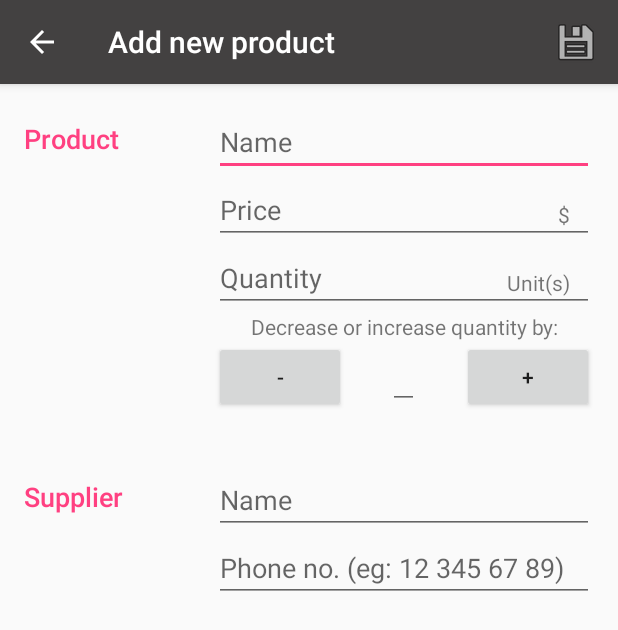
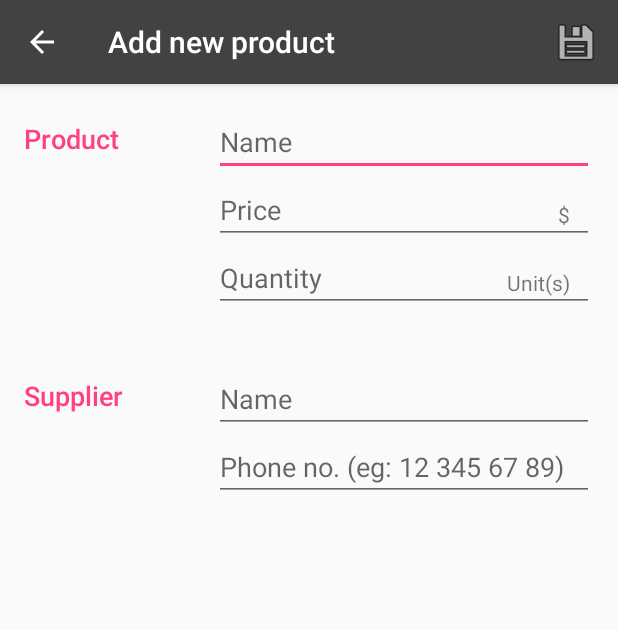
Before and after one commit to GregoryWilusz/ABND_InventoryApp, an Android app: the ProductEditorActivity screen opened directly, with no data from a screen before it, on a phone screen of 412 x 824 dp. Shown: the top 630 px of the screen. Run offline under Robolectric (Android 15) with nearby library versions, the phone set to English and light mode, and no system bars; our stand-ins replace ButterKnife.

Commit message:
Added new value to database (amount to quantity change) and the logic of incr/decr the quantity

```diff
--- a/app/src/main/java/com/example/android/inventoryapp/InventoryActivity.java
+++ b/app/src/main/java/com/example/android/inventoryapp/InventoryActivity.java
@@ -18,7 +18,6 @@ import android.view.Menu;
 import android.view.MenuItem;
 import android.view.View;
 import android.widget.AdapterView;
-import android.widget.Button;
 import android.widget.ListView;
 import android.widget.Toast;
 
--- a/app/src/main/java/com/example/android/inventoryapp/ProductEditorActivity.java
+++ b/app/src/main/java/com/example/android/inventoryapp/ProductEditorActivity.java
@@ -20,6 +20,8 @@ import android.view.MotionEvent;
 import android.view.View;
 import android.widget.Button;
 import android.widget.EditText;
+import android.widget.LinearLayout;
+import android.widget.RelativeLayout;
 import android.widget.TextView;
 import android.widget.Toast;
 
@@ -33,15 +35,25 @@ import butterknife.OnClick;
 public class ProductEditorActivity extends AppCompatActivity implements LoaderManager.LoaderCallbacks<Cursor> {
 
     private EditText mProductName;
-    @BindView(R.id.add_product_name) TextView productNameTextView;
+    @BindView(R.id.add_product_name) EditText productNameEditText;
     private EditText mProductPrice;
-    @BindView(R.id.add_product_price) TextView productPriceTextView;
+    @BindView(R.id.add_product_price) EditText productPriceEditText;
+
+    // Quantity related variables
     private EditText mProductQuantity;
-    @BindView(R.id.add_product_quantity) TextView productQuantityTextView;
+    @BindView(R.id.add_product_quantity) EditText productQuantityEditText;
+    private EditText mAmountToChangeQuantity;
+    @BindView(R.id.change_quantity_section_header) LinearLayout changeQuantitySectionHeader;
+    @BindView(R.id.change_quantity_section) RelativeLayout changeQuantitySection;
+    @BindView(R.id.decrease_increase_by_edit_text) EditText quantityToChangeEditText;
+    @BindView(R.id.button_decrease_quantity) Button decreaseQuantityButton;
+    @BindView(R.id.button_increase_quantity) Button increaseQuantityButton;
+
+    // Supplier's variables section
     private EditText mSupplierName;
-    @BindView(R.id.add_supplier_name) TextView supplierNameTextView;
+    @BindView(R.id.add_supplier_name) EditText supplierNameEditText;
     private EditText mSupplierPhone;
-    @BindView(R.id.add_supplier_phone) TextView supplierPhoneTextView;
+    @BindView(R.id.add_supplier_phone) EditText supplierPhoneEditText;
     @BindView(R.id.order_button) Button orderButton;
 
     private static final int PET_LOADER = 0;
@@ -72,20 +84,24 @@ public class ProductEditorActivity extends AppCompatActivity implements LoaderMa
         } else {
             setTitle(getString(R.string.editor_activity_title_add_new_product));
             orderButton.setVisibility(View.GONE);
+            changeQuantitySectionHeader.setVisibility(View.GONE);
+            changeQuantitySection.setVisibility(View.GONE);
             // Invalidate the options menu, so the "Delete" menu option can be hidden.
             // (It doesn't make sense to delete a pet that hasn't been created yet.)
             invalidateOptionsMenu();
         }
 
-        mProductName = (EditText) productNameTextView;
-        mProductPrice = (EditText) productPriceTextView;
-        mProductQuantity = (EditText) productQuantityTextView;
-        mSupplierName = (EditText) supplierNameTextView;
-        mSupplierPhone = (EditText) supplierPhoneTextView;
+        mProductName = productNameEditText;
+        mProductPrice = productPriceEditText;
+        mProductQuantity = productQuantityEditText;
+        mAmountToChangeQuantity = quantityToChangeEditText;
+        mSupplierName = supplierNameEditText;
+        mSupplierPhone = supplierPhoneEditText;
 
         mProductName.setOnTouchListener(mTouchListener);
         mProductPrice.setOnTouchListener(mTouchListener);
         mProductQuantity.setOnTouchListener(mTouchListener);
+        mAmountToChangeQuantity.setOnTouchListener(mTouchListener);
         mSupplierName.setOnTouchListener(mTouchListener);
         mSupplierPhone.setOnTouchListener(mTouchListener);
         mSupplierPhone.addTextChangedListener(new PhoneNumberFormattingTextWatcher());
@@ -176,6 +192,7 @@ public class ProductEditorActivity extends AppCompatActivity implements LoaderMa
         String prodName = mProductName.getText().toString().trim();
         String prodPrice = mProductPrice.getText().toString().trim();
         String prodQuantity = mProductQuantity.getText().toString().trim();
+        String quantityAmount = mAmountToChangeQuantity.getText().toString().trim();
         String supplName = mSupplierName.getText().toString().trim();
         String supplPhone = mSupplierPhone.getText().toString().trim();
 
@@ -195,11 +212,11 @@ public class ProductEditorActivity extends AppCompatActivity implements LoaderMa
             return false;
         }
 
-        saveProduct(prodName, prodPrice, prodQuantity, supplName, supplPhone);
+        saveProduct(prodName, prodPrice, prodQuantity, quantityAmount, supplName, supplPhone);
         return true;
     }
 
-    private void saveProduct(String productName, String productPrice, String productQuantity, String supplierName, String supplierPhone) {
+    private void saveProduct(String productName, String productPrice, String productQuantity, String quantityAmount, String supplierName, String supplierPhone) {
         ContentValues values = new ContentValues();
 
         values.put(ProductEntry.COLUMN_PRODUCT_NAME, productName);
@@ -211,7 +228,13 @@ public class ProductEditorActivity extends AppCompatActivity implements LoaderMa
         if (!TextUtils.isEmpty(productQuantity)) {
             quantity = Integer.parseInt(productQuantity);
         }
+        int quantityAmountNumber = 1;
+        if(!TextUtils.isEmpty(quantityAmount)) {
+            quantityAmountNumber = Integer.parseInt(quantityAmount);
+        }
+
         values.put(ProductEntry.COLUMN_PRODUCT_QUANTITY, quantity);
+        values.put(ProductEntry.COLUMN_PRODUCT_QUANTITY_AMOUNT, quantityAmountNumber);
         values.put(ProductEntry.COLUMN_SUPPLIER_NAME, supplierName);
         values.put(ProductEntry.COLUMN_SUPPLIER_PHONE, supplierPhone);
 
@@ -239,6 +262,26 @@ public class ProductEditorActivity extends AppCompatActivity implements LoaderMa
                 finish();
             }
         }
+    }
+
+    @OnClick(R.id.button_decrease_quantity)
+    public void onDecreaseQuantityButtonClick(View view) {
+        int totalAmount = Integer.parseInt(mProductQuantity.getText().toString().trim());
+        int amountToDecrease = Integer.parseInt(mAmountToChangeQuantity.getText().toString().trim());
+        int result = totalAmount - amountToDecrease;
+        if (result > 0) {
+            mProductQuantity.setText(Integer.toString(result));
+        } else {
+            Toast.makeText(this, "Amount value cannot be less than 0", Toast.LENGTH_SHORT).show();
+        }
+    }
+
+    @OnClick(R.id.button_increase_quantity)
+    public void onIncreaseQuantityButtonClick(View view) {
+        int totalAmount = Integer.parseInt(mProductQuantity.getText().toString().trim());
+        int amountToDecrease = Integer.parseInt(mAmountToChangeQuantity.getText().toString().trim());
+        int result = totalAmount + amountToDecrease;
+        mProductQuantity.setText(Integer.toString(result));
     }
 
     private void showDeleteConfirmationDialog() {
@@ -323,6 +366,7 @@ public class ProductEditorActivity extends AppCompatActivity implements LoaderMa
                 ProductEntry.COLUMN_PRODUCT_NAME,
                 ProductEntry.COLUMN_PRODUCT_PRICE,
                 ProductEntry.COLUMN_PRODUCT_QUANTITY,
+                ProductEntry.COLUMN_PRODUCT_QUANTITY_AMOUNT,
                 ProductEntry.COLUMN_SUPPLIER_NAME,
                 ProductEntry.COLUMN_SUPPLIER_PHONE
         };
@@ -357,6 +401,7 @@ public class ProductEditorActivity extends AppCompatActivity implements LoaderMa
             mProductName.setText(data.getString(data.getColumnIndexOrThrow(ProductEntry.COLUMN_PRODUCT_NAME)));
             mProductPrice.setText(Float.toString(data.getFloat(data.getColumnIndexOrThrow(ProductEntry.COLUMN_PRODUCT_PRICE))));
             mProductQuantity.setText(Integer.toString(data.getInt(data.getColumnIndexOrThrow(ProductEntry.COLUMN_PRODUCT_QUANTITY))));
+            mAmountToChangeQuantity.setText(Integer.toString(data.getInt(data.getColumnIndexOrThrow(ProductEntry.COLUMN_PRODUCT_QUANTITY_AMOUNT))));
             mSupplierName.setText(data.getString(data.getColumnIndexOrThrow(ProductEntry.COLUMN_SUPPLIER_NAME)));
             mSupplierPhone.setText(data.getString(data.getColumnIndexOrThrow(ProductEntry.COLUMN_SUPPLIER_PHONE)));
         }
--- a/app/src/main/java/com/example/android/inventoryapp/data/InventoryContract.java
+++ b/app/src/main/java/com/example/android/inventoryapp/data/InventoryContract.java
@@ -28,6 +28,7 @@ public final class InventoryContract {
         public static final String COLUMN_PRODUCT_NAME = "productName";
         public static final String COLUMN_PRODUCT_PRICE = "productPrice";
         public static final String COLUMN_PRODUCT_QUANTITY = "productQuantity";
+        public static final String COLUMN_PRODUCT_QUANTITY_AMOUNT = "quantityAmount";
         public static final String COLUMN_SUPPLIER_NAME = "supplierName";
         public static final String COLUMN_SUPPLIER_PHONE = "supplierPhone";
 
--- a/app/src/main/java/com/example/android/inventoryapp/data/InventoryDbHelper.java
+++ b/app/src/main/java/com/example/android/inventoryapp/data/InventoryDbHelper.java
@@ -21,6 +21,7 @@ public class InventoryDbHelper extends SQLiteOpenHelper{
                     ProductEntry.COLUMN_PRODUCT_NAME + " TEXT NOT NULL, " +
                     ProductEntry.COLUMN_PRODUCT_PRICE + " INTEGER NOT NULL, " +
                     ProductEntry.COLUMN_PRODUCT_QUANTITY + " INTEGER DEFAULT 0, " +
+                    ProductEntry.COLUMN_PRODUCT_QUANTITY_AMOUNT + " INTEGER DEFAULT 1, " +
                     ProductEntry.COLUMN_SUPPLIER_NAME + " TEXT NOT NULL, " +
                     ProductEntry.COLUMN_SUPPLIER_PHONE + " TEXT NOT NULL);";
     private static final String SQL_DELETE_QUERIES =
--- a/app/src/main/java/com/example/android/inventoryapp/data/InventoryProvider.java
+++ b/app/src/main/java/com/example/android/inventoryapp/data/InventoryProvider.java
@@ -85,6 +85,7 @@ public class InventoryProvider extends ContentProvider {
         String productName = values.getAsString(ProductEntry.COLUMN_PRODUCT_NAME);
         float productPrice = values.getAsFloat(ProductEntry.COLUMN_PRODUCT_PRICE);
         Integer productQuantity = values.getAsInteger(ProductEntry.COLUMN_PRODUCT_QUANTITY);
+        Integer quantityAmount = values.getAsInteger(ProductEntry.COLUMN_PRODUCT_QUANTITY_AMOUNT);
         String supplierName = values.getAsString(ProductEntry.COLUMN_SUPPLIER_NAME);
         String supplierPhone = values.getAsString(ProductEntry.COLUMN_SUPPLIER_PHONE);
 
--- a/app/src/main/res/layout/activity_add_or_edit_product.xml
+++ b/app/src/main/res/layout/activity_add_or_edit_product.xml
@@ -74,14 +74,30 @@
 
             <!-- Changing product quantity section -->
 
+            <LinearLayout
+                android:id="@+id/change_quantity_section_header"
+                android:gravity="center"
+                android:layout_width="match_parent"
+                android:layout_height="wrap_content">
+
             <TextView
-                android:layout_width="match_parent"
+                android:id="@+id/change_quantity_label"
+                android:layout_width="wrap_content"
                 android:layout_height="wrap_content"
-                android:gravity="center"
                 android:fontFamily="sans-serif"
-                android:text="Decrease or increase quantity by:"/>
+                android:text="@string/change_quantity_by_label"/>
+
+            <EditText
+                android:id="@+id/decrease_increase_by_edit_text"
+                android:layout_width="wrap_content"
+                android:layout_height="wrap_content"
+                android:maxLength="5"
+                android:inputType="numberDecimal"/>
+
+            </LinearLayout>
 
             <RelativeLayout
+                android:id="@+id/change_quantity_section"
                 android:layout_width="match_parent"
                 android:layout_height="wrap_content">
 
@@ -93,14 +109,6 @@
                     android:layout_alignParentStart="true"
                     android:layout_alignParentLeft="true"
                     android:text="-"/>
-
-                <EditText
-                    android:id="@+id/decrease_increase_by_edit_text"
-                    android:layout_width="wrap_content"
-                    android:layout_height="wrap_content"
-                    android:layout_centerHorizontal="true"
-                    android:maxLength="5"
-                    android:inputType="numberDecimal"/>
 
                 <Button
                     android:id="@+id/button_increase_quantity"
--- a/app/src/main/res/values/strings.xml
+++ b/app/src/main/res/values/strings.xml
@@ -64,5 +64,7 @@
     <string name="product_sold_successful">Product sold.</string>
     <string name="product_sold_failed">There was a problem with selling the product</string>
     <string name="product_out_of_stock">You have no more items to sell. Please get into details and order new pieces.</string>
+    <string name="editor_activity_quantity_amount_less_than_one">You cannot decrease or increase the amount by the value less than 1. Increase the value.</string>
+    <string name="change_quantity_by_label">Change quantity by:</string>
 
 </resources>
```
Also changed, not shown: app/src/main/java/com/example/android/inventoryapp/ProductCursorAdapter.java (+7 -7 lines).
